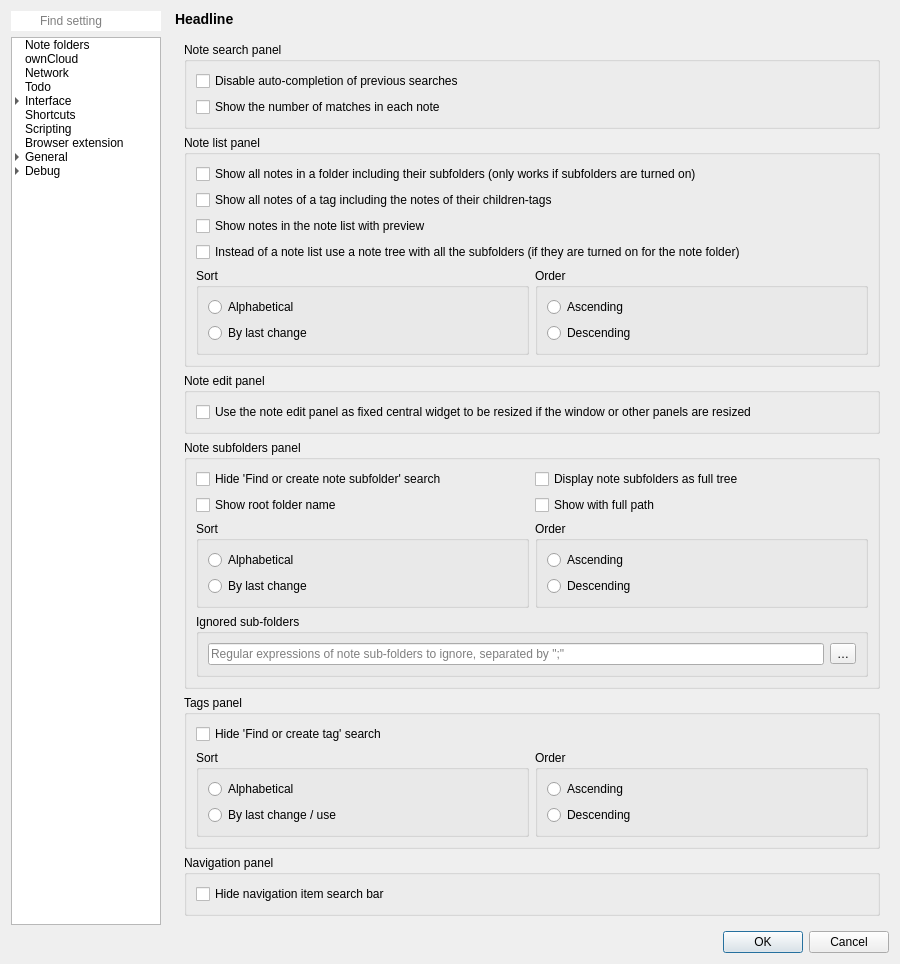
Before: the Qt Designer form src/dialogs/settingsdialog.ui in pbek/QOwnNotes, drawn with Qt 5.
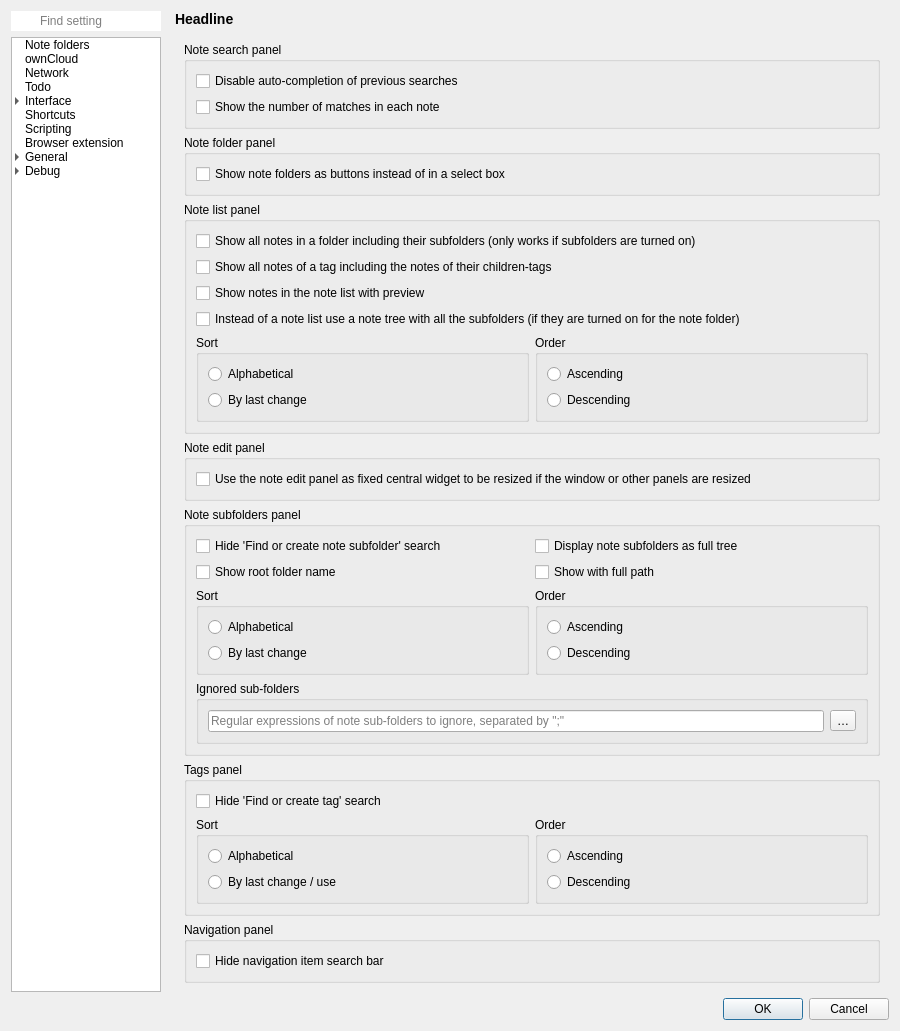
After: the same form once the commit is applied. The open tabs and pages were chosen to show the change. Icons and pictures are not drawn. Custom widgets are drawn as their Qt base class.

Commit message: Add note folder button list support (#1676)

What changed in the file:
```diff
--- a/src/dialogs/settingsdialog.ui
+++ b/src/dialogs/settingsdialog.ui
@@ -5400,41 +5400,88 @@
             </property>
             <layout class="QGridLayout" name="gridLayout_63">
              <item row="2" column="0">
-              <widget class="QGroupBox" name="noteEditPanelGroupBox">
+              <widget class="QGroupBox" name="notesPanelGroupBox">
                <property name="title">
-                <string>Note edit panel</string>
+                <string>Note list panel</string>
                </property>
-               <layout class="QGridLayout" name="gridLayout_67">
+               <layout class="QGridLayout" name="gridLayout_61">
+                <item row="2" column="1" colspan="2">
+                 <widget class="QCheckBox" name="noteListPreviewCheckBox">
+                  <property name="text">
+                   <string>Show notes in the note list with preview</string>
+                  </property>
+                 </widget>
+                </item>
                 <item row="0" column="1" colspan="2">
-                 <widget class="QCheckBox" name="noteEditCentralWidgetCheckBox">
-                  <property name="toolTip">
-                   <string>If this is disabled you are able to create more complex panel layouts, but all panels will be resized if the window is resized</string>
-                  </property>
+                 <widget class="QCheckBox" name="noteSubfoldersPanelShowNotesRecursivelyCheckBox">
                   <property name="text">
-                   <string>Use the note edit panel as fixed central widget to be resized if the window or other panels are resized</string>
+                   <string>Show all notes in a folder including their subfolders (only works if subfolders are turned on)</string>
                   </property>
                  </widget>
                 </item>
-               </layout>
-              </widget>
-             </item>
-             <item row="0" column="0">
-              <widget class="QGroupBox" name="notesPanelGroupBox_2">
-               <property name="title">
-                <string>Note search panel</string>
-               </property>
-               <layout class="QGridLayout" name="gridLayout_69">
-                <item row="0" column="1">
-                 <widget class="QCheckBox" name="disableSavedSearchesAutoCompletionCheckBox">
+                <item row="1" column="1" colspan="2">
+                 <widget class="QCheckBox" name="taggingShowNotesRecursivelyCheckBox">
                   <property name="text">
-                   <string>Disable auto-completion of previous searches</string>
+                   <string>Show all notes of a tag including the notes of their children-tags</string>
                   </property>
                  </widget>
                 </item>
-                <item row="1" column="1">
-                 <widget class="QCheckBox" name="showMatchesCheckBox">
+                <item row="4" column="1">
+                 <widget class="QGroupBox" name="notesPanelSortGroupBox">
+                  <property name="title">
+                   <string>Sort</string>
+                  </property>
+                  <layout class="QVBoxLayout" name="verticalLayout_16">
+                   <item>
+                    <widget class="QRadioButton" name="notesPanelSortAlphabeticalRadioButton">
+                     <property name="text">
+                      <string>Alphabetical</string>
+                     </property>
+                    </widget>
+                   </item>
+                   <item>
+                    <widget class="QRadioButton" name="notesPanelSortByLastChangeRadioButton">
+                     <property name="text">
+                      <string>By last change</string>
+                     </property>
+                    </widget>
+                   </item>
+                  </layout>
+                 </widget>
+                </item>
+                <item row="4" column="2">
+                 <widget class="QGroupBox" name="notesPanelOrderGroupBox">
+                  <property name="enabled">
+                   <bool>true</bool>
+                  </property>
+                  <property name="title">
+                   <string>Order</string>
+                  </property>
+                  <layout class="QVBoxLayout" name="verticalLayout_15">
+                   <item>
+                    <widget class="QRadioButton" name="notesPanelOrderAscendingRadioButton">
+                     <property name="enabled">
+                      <bool>true</bool>
+                     </property>
+                     <property name="text">
+                      <string>Ascending</string>
+                     </property>
+                    </widget>
+                   </item>
+                   <item>
+                    <widget class="QRadioButton" name="notesPanelOrderDescendingRadioButton">
+                     <property name="text">
+                      <string>Descending</string>
+                     </property>
+                    </widget>
+                   </item>
+                  </layout>
+                 </widget>
+                </item>
+                <item row="3" column="1" colspan="2">
+                 <widget class="QCheckBox" name="enableNoteTreeCheckBox">
                   <property name="text">
-                   <string>Show the number of matches in each note</string>
+                   <string>Instead of a note list use a note tree with all the subfolders (if they are turned on for the note folder)</string>
                   </property>
                  </widget>
                 </item>
@@ -5442,68 +5489,6 @@
               </widget>
              </item>
              <item row="4" column="0">
-              <widget class="QGroupBox" name="tagsPanelGroupBox">
-               <property name="title">
-                <string>Tags panel</string>
-               </property>
-               <layout class="QGridLayout" name="gridLayout_57">
-                <item row="2" column="0">
-                 <widget class="QGroupBox" name="tagsPanelSortGroupBox">
-                  <property name="title">
-                   <string>Sort</string>
-                  </property>
-                  <layout class="QVBoxLayout" name="verticalLayout_19">
-                   <item>
-                    <widget class="QRadioButton" name="tagsPanelSortAlphabeticalRadioButton">
-                     <property name="text">
-                      <string>Alphabetical</string>
-                     </property>
-                    </widget>
-                   </item>
-                   <item>
-                    <widget class="QRadioButton" name="tagsPanelSortByLastChangeRadioButton">
-                     <property name="text">
-                      <string>By last change / use</string>
-                     </property>
-                    </widget>
-                   </item>
-                  </layout>
-                 </widget>
-                </item>
-                <item row="2" column="1">
-                 <widget class="QGroupBox" name="tagsPanelOrderGroupBox">
-                  <property name="title">
-                   <string>Order</string>
-                  </property>
-                  <layout class="QVBoxLayout" name="verticalLayout_20">
-                   <item>
-                    <widget class="QRadioButton" name="tagsPanelOrderAscendingRadioButton">
-                     <property name="text">
-                      <string>Ascending</string>
-                     </property>
-                    </widget>
-                   </item>
-                   <item>
-                    <widget class="QRadioButton" name="tagsPanelOrderDescendingRadioButton">
-                     <property name="text">
-                      <string>Descending</string>
-                     </property>
-                    </widget>
-                   </item>
-                  </layout>
-                 </widget>
-                </item>
-                <item row="0" column="0" colspan="2">
-                 <widget class="QCheckBox" name="tagsPanelHideSearchCheckBox">
-                  <property name="text">
-                   <string>Hide 'Find or create tag' search</string>
-                  </property>
-                 </widget>
-                </item>
-               </layout>
-              </widget>
-             </item>
-             <item row="3" column="0">
               <widget class="QGroupBox" name="noteSubfoldersPanelGroupBox">
                <property name="title">
                 <string>Note subfolders panel</string>
@@ -5622,89 +5607,19 @@
                </layout>
               </widget>
              </item>
-             <item row="1" column="0">
-              <widget class="QGroupBox" name="notesPanelGroupBox">
+             <item row="3" column="0">
+              <widget class="QGroupBox" name="noteEditPanelGroupBox">
                <property name="title">
-                <string>Note list panel</string>
+                <string>Note edit panel</string>
                </property>
-               <layout class="QGridLayout" name="gridLayout_61">
-                <item row="2" column="1" colspan="2">
-                 <widget class="QCheckBox" name="noteListPreviewCheckBox">
-                  <property name="text">
-                   <string>Show notes in the note list with preview</string>
-                  </property>
-                 </widget>
-                </item>
+               <layout class="QGridLayout" name="gridLayout_67">
                 <item row="0" column="1" colspan="2">
-                 <widget class="QCheckBox" name="noteSubfoldersPanelShowNotesRecursivelyCheckBox">
-                  <property name="text">
-                   <string>Show all notes in a folder including their subfolders (only works if subfolders are turned on)</string>
+                 <widget class="QCheckBox" name="noteEditCentralWidgetCheckBox">
+                  <property name="toolTip">
+                   <string>If this is disabled you are able to create more complex panel layouts, but all panels will be resized if the window is resized</string>
                   </property>
-                 </widget>
-                </item>
-                <item row="1" column="1" colspan="2">
-                 <widget class="QCheckBox" name="taggingShowNotesRecursivelyCheckBox">
                   <property name="text">
-                   <string>Show all notes of a tag including the notes of their children-tags</string>
-                  </property>
-                 </widget>
-                </item>
-                <item row="4" column="1">
-                 <widget class="QGroupBox" name="notesPanelSortGroupBox">
-                  <property name="title">
-                   <string>Sort</string>
-                  </property>
-                  <layout class="QVBoxLayout" name="verticalLayout_16">
-                   <item>
-                    <widget class="QRadioButton" name="notesPanelSortAlphabeticalRadioButton">
-                     <property name="text">
-                      <string>Alphabetical</string>
-                     </property>
-                    </widget>
-                   </item>
-                   <item>
-                    <widget class="QRadioButton" name="notesPanelSortByLastChangeRadioButton">
-                     <property name="text">
-                      <string>By last change</string>
-                     </property>
-                    </widget>
-                   </item>
-                  </layout>
-                 </widget>
-                </item>
-                <item row="4" column="2">
-                 <widget class="QGroupBox" name="notesPanelOrderGroupBox">
-                  <property name="enabled">
-                   <bool>true</bool>
-                  </property>
-                  <property name="title">
-                   <string>Order</string>
-                  </property>
-                  <layout class="QVBoxLayout" name="verticalLayout_15">
-                   <item>
-                    <widget class="QRadioButton" name="notesPanelOrderAscendingRadioButton">
-                     <property name="enabled">
-                      <bool>true</bool>
-                     </property>
-                     <property name="text">
-                      <string>Ascending</string>
-                     </property>
-                    </widget>
-                   </item>
-                   <item>
-                    <widget class="QRadioButton" name="notesPanelOrderDescendingRadioButton">
-                     <property name="text">
-                      <string>Descending</string>
-                     </property>
-                    </widget>
-                   </item>
-                  </layout>
-                 </widget>
-                </item>
-                <item row="3" column="1" colspan="2">
-                 <widget class="QCheckBox" name="enableNoteTreeCheckBox">
-                  <property name="text">
-                   <string>Instead of a note list use a note tree with all the subfolders (if they are turned on for the note folder)</string>
+                   <string>Use the note edit panel as fixed central widget to be resized if the window or other panels are resized</string>
                   </property>
                  </widget>
                 </item>
@@ -5712,19 +5627,6 @@
               </widget>
              </item>
              <item row="6" column="0">
-              <spacer name="verticalSpacer_14">
-               <property name="orientation">
-                <enum>Qt::Vertical</enum>
-               </property>
-               <property name="sizeHint" stdset="0">
-                <size>
-                 <width>20</width>
-                 <height>40</height>
-                </size>
-               </property>
-              </spacer>
-             </item>
-             <item row="5" column="0">
               <widget class="QGroupBox" name="navigationPanelGroupBox">
                <property name="title">
                 <string>Navigation panel</string>
@@ -5740,6 +5642,120 @@
                </layout>
               </widget>
              </item>
+             <item row="5" column="0">
+              <widget class="QGroupBox" name="tagsPanelGroupBox">
+               <property name="title">
+                <string>Tags panel</string>
+               </property>
+               <layout class="QGridLayout" name="gridLayout_57">
+                <item row="2" column="0">
+                 <widget class="QGroupBox" name="tagsPanelSortGroupBox">
+                  <property name="title">
+                   <string>Sort</string>
+                  </property>
+                  <layout class="QVBoxLayout" name="verticalLayout_19">
+                   <item>
+                    <widget class="QRadioButton" name="tagsPanelSortAlphabeticalRadioButton">
+                     <property name="text">
+                      <string>Alphabetical</string>
+                     </property>
+                    </widget>
+                   </item>
+                   <item>
+                    <widget class="QRadioButton" name="tagsPanelSortByLastChangeRadioButton">
+                     <property name="text">
+                      <string>By last change / use</string>
+                     </property>
+                    </widget>
+                   </item>
+                  </layout>
+                 </widget>
+                </item>
+                <item row="2" column="1">
+                 <widget class="QGroupBox" name="tagsPanelOrderGroupBox">
+                  <property name="title">
+                   <string>Order</string>
+                  </property>
+                  <layout class="QVBoxLayout" name="verticalLayout_20">
+                   <item>
+                    <widget class="QRadioButton" name="tagsPanelOrderAscendingRadioButton">
+                     <property name="text">
+                      <string>Ascending</string>
+                     </property>
+                    </widget>
+                   </item>
+                   <item>
+                    <widget class="QRadioButton" name="tagsPanelOrderDescendingRadioButton">
+                     <property name="text">
+                      <string>Descending</string>
+                     </property>
+                    </widget>
+                   </item>
+                  </layout>
+                 </widget>
+                </item>
+                <item row="0" column="0" colspan="2">
+                 <widget class="QCheckBox" name="tagsPanelHideSearchCheckBox">
+                  <property name="text">
+                   <string>Hide 'Find or create tag' search</string>
+                  </property>
+                 </widget>
+                </item>
+               </layout>
+              </widget>
+             </item>
+             <item row="7" column="0">
+              <spacer name="verticalSpacer_14">
+               <property name="orientation">
+                <enum>Qt::Vertical</enum>
+               </property>
+               <property name="sizeHint" stdset="0">
+                <size>
+                 <width>20</width>
+                 <height>40</height>
+                </size>
+               </property>
+              </spacer>
+             </item>
+             <item row="0" column="0">
+              <widget class="QGroupBox" name="notesPanelGroupBox_2">
+               <property name="title">
+                <string>Note search panel</string>
+               </property>
+               <layout class="QGridLayout" name="gridLayout_69">
+                <item row="0" column="1">
+                 <widget class="QCheckBox" name="disableSavedSearchesAutoCompletionCheckBox">
+                  <property name="text">
+                   <string>Disable auto-completion of previous searches</string>
+                  </property>
+                 </widget>
+                </item>
+                <item row="1" column="1">
+                 <widget class="QCheckBox" name="showMatchesCheckBox">
+                  <property name="text">
+                   <string>Show the number of matches in each note</string>
+                  </property>
+                 </widget>
+                </item>
+               </layout>
+              </widget>
+             </item>
+             <item row="1" column="0">
+              <widget class="QGroupBox" name="noteFolderPanelGroupBox">
+               <property name="title">
+                <string>Note folder panel</string>
+               </property>
+               <layout class="QGridLayout" name="gridLayout_75">
+                <item row="0" column="1" colspan="2">
+                 <widget class="QCheckBox" name="noteFolderButtonsCheckBox">
+                  <property name="text">
+                   <string>Show note folders as buttons instead of in a select box</string>
+                  </property>
+                 </widget>
+                </item>
+               </layout>
+              </widget>
+             </item>
             </layout>
            </widget>
            <widget class="QWidget" name="localTrashPage">
```
Left out of the diff: 2 changed lines with no effect on the pictures. The commit also changes 69 other files.
